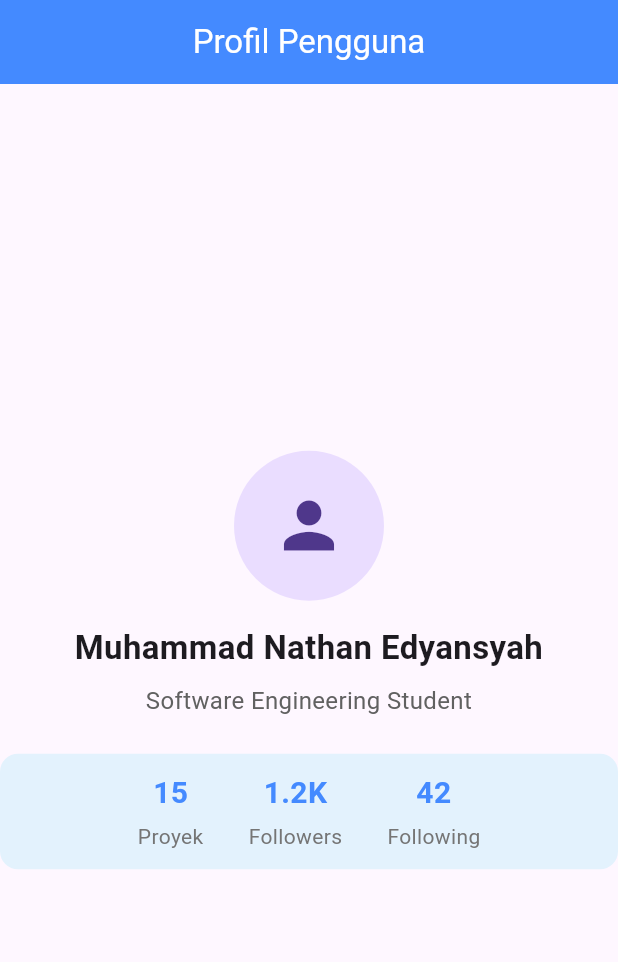
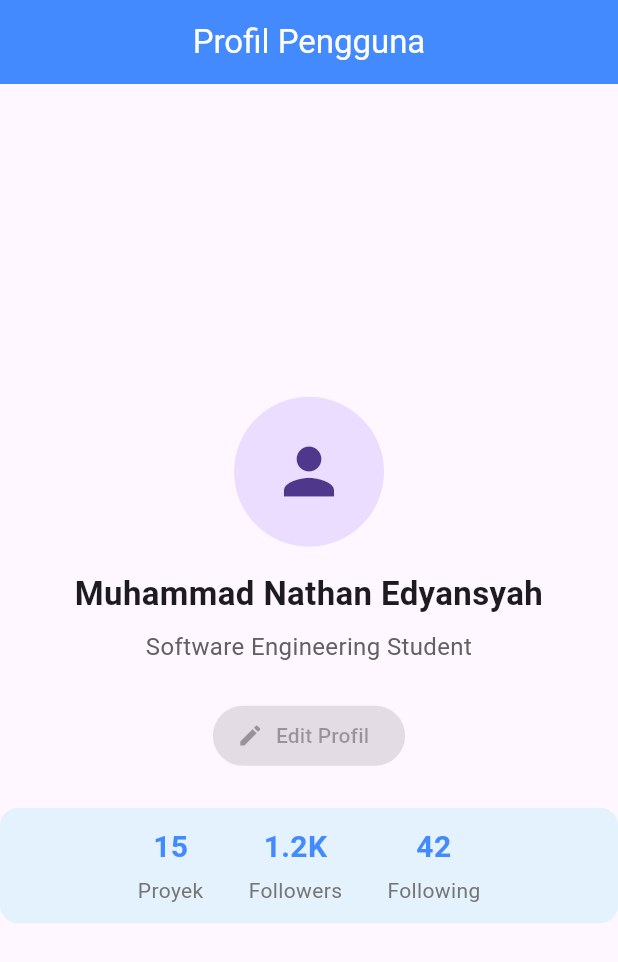
Before and after one commit to nathanedyansyah2-svg/commit_4_day, a Flutter app: the screen it shows after launch, on a phone screen of 412 x 824 dp. Shown: the top 962 px of the screen. Run offline on Flutter 3.47's test engine with Material 3 defaults, Android fonts, the phone set to English and light mode, and no system bars.

Commit message:
feat: penambahan edit profil

```diff
--- a/lib/profile_page.dart
+++ b/lib/profile_page.dart
@@ -15,16 +15,23 @@ class ProfilePage extends StatelessWidget {
         backgroundColor: Colors.blueAccent,
         foregroundColor: Colors.white,
       ),
-      body: const Center(
+      body: Center(
         child: Column(
           mainAxisAlignment: MainAxisAlignment.center,
           children: [
-            ProfileAvatar(
+            const ProfileAvatar(),
+            const SizedBox(height: 16),
+            const ProfileInfo(),
+            const SizedBox(height: 24),
+
+            ElevatedButton.icon(
+              onPressed: null,
+              icon: const Icon(Icons.edit),
+              label: const Text('Edit Profil'),
             ),
-            SizedBox(height: 16),
-            ProfileInfo(),
-            SizedBox(height: 24),
-            ProfileStats(),
+
+            const SizedBox(height: 24),
+            const ProfileStats(),
           ],
         ),
       ),
```
